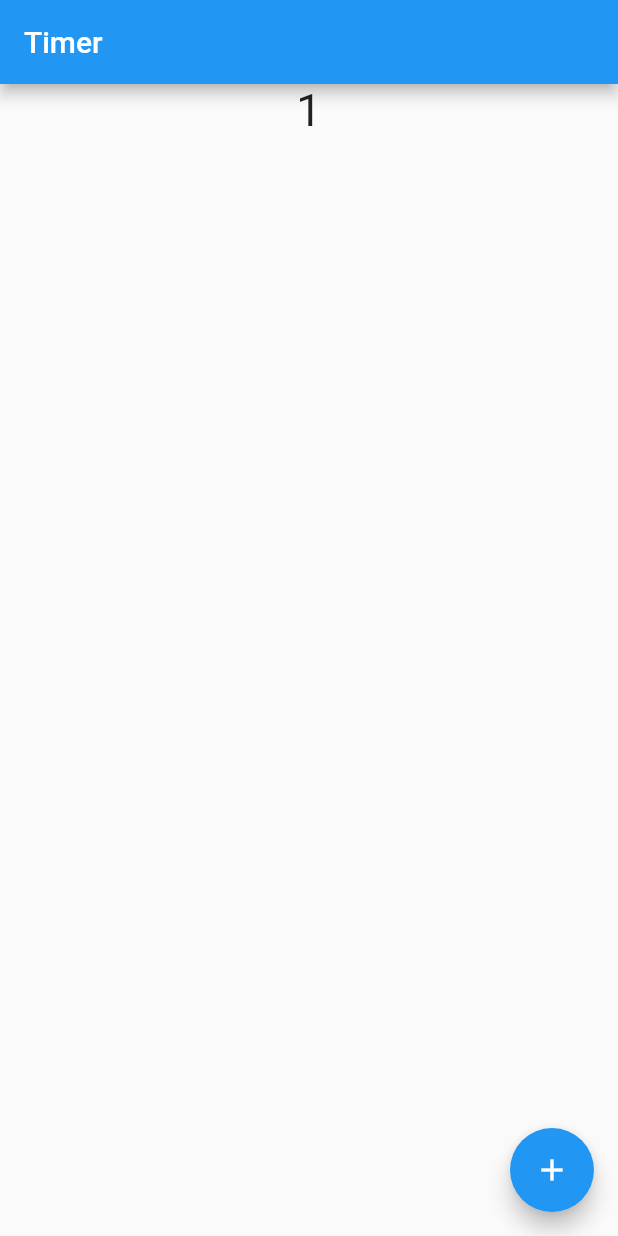
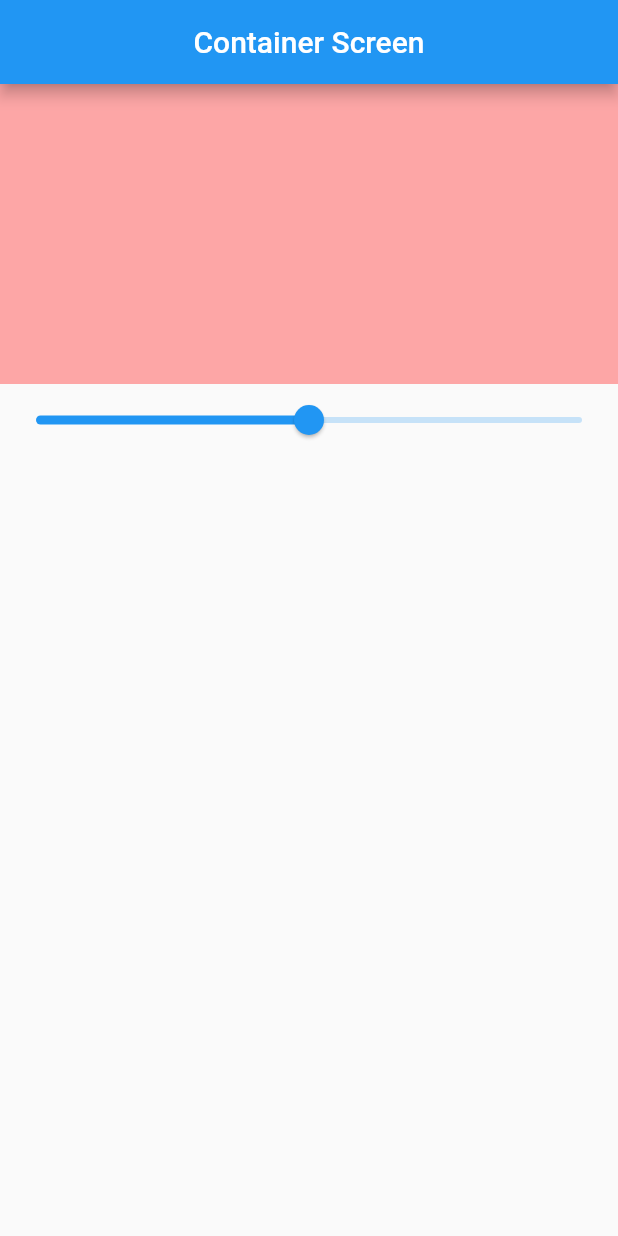
Before and after one commit to mohit-52/GetX-State-Management, a Flutter app: the screen it shows after launch, on a phone screen of 412 x 824 dp. Run offline on Flutter 3.47's test engine with Material 2 defaults, Android fonts, the phone set to English and light mode, and no system bars; our stand-ins replace get, shared_preferences.

Commit message:
GetX Container Eg

```diff
--- a/lib/main.dart
+++ b/lib/main.dart
@@ -1,5 +1,6 @@
 import 'package:flutter/material.dart';
 import 'package:get/get.dart';
+import 'package:learning_getx/state_management/container_eg2.dart';
 import 'package:learning_getx/utils/languages.dart';
 import 'package:learning_getx/state_management/timer_screen.dart';
 
@@ -27,7 +28,7 @@ class MyApp extends StatelessWidget {
         // colorScheme: ColorScheme.fromSeed(seedColor: Colors.purple),
         // useMaterial3: false,
       ),
-      home:  TimerScreen(),
+      home:  ContainerScreen(),
       // getPages: [
       //   GetPage(name: '/', page: ()=> HomeScreen()),
       //   GetPage(name: '/screen1', page: ()=> ScreenOne()),
--- /dev/null
+++ b/lib/state_management/container_controller.dart
@@ -0,0 +1,10 @@
+import 'package:get/get.dart';
+
+class ContainerController extends GetxController{
+  RxDouble opacity = 0.5.obs;
+
+  setOpacity(double val){
+    opacity.value = val;
+  }
+
+}
--- /dev/null
+++ b/lib/state_management/container_eg2.dart
@@ -0,0 +1,40 @@
+import 'package:flutter/material.dart';
+import 'package:get/get.dart';
+import 'package:get/get_core/src/get_main.dart';
+import 'package:learning_getx/state_management/container_controller.dart';
+
+class ContainerScreen extends StatefulWidget {
+  const ContainerScreen({Key? key}) : super(key: key);
+
+  @override
+  State<ContainerScreen> createState() => _ContainerScreenState();
+}
+
+class _ContainerScreenState extends State<ContainerScreen> {
+  final ContainerController controller = Get.put(ContainerController());
+  @override
+  Widget build(BuildContext context) {
+    print("Build");
+    return Scaffold(
+      appBar: AppBar(title: Text("Container Screen"), centerTitle: true,),
+      body: Column(
+        children: [
+          Obx(() {
+            return Container(
+              height: 200,
+              color: Colors.redAccent.withOpacity(controller.opacity.value),
+            );
+          }),
+          Obx(() {
+            return  Slider(value: controller.opacity.value, onChanged: (value){
+              print("GetX Build");
+              controller.setOpacity(value);
+
+            });
+          }),
+
+        ],
+      ),
+    );
+  }
+}
```
